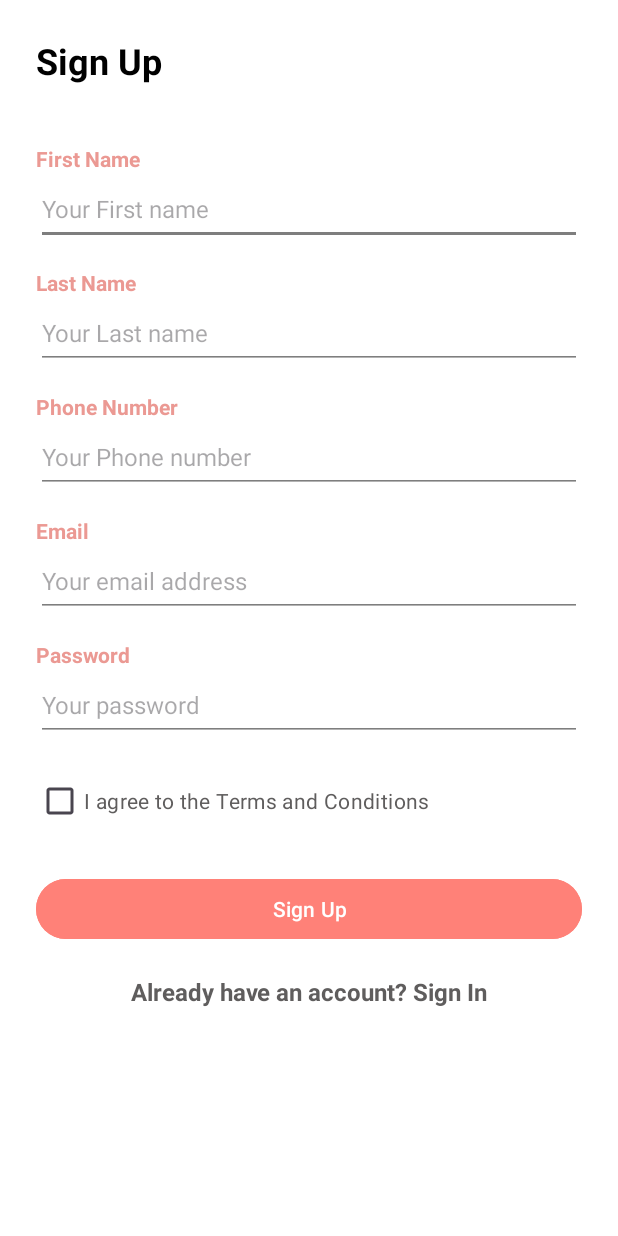
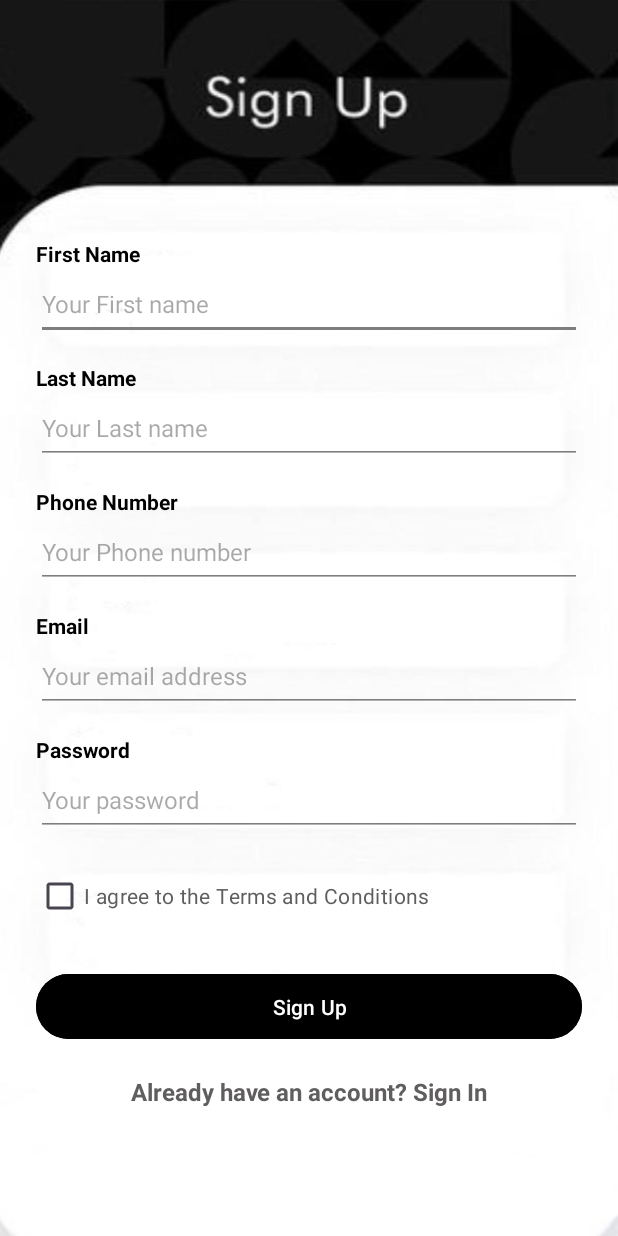
Before and after one commit to hadarlevy/schedule_App, an Android app: the screen it shows after launch (Registration), after a tap on "Sign Up", on a phone screen of 412 x 824 dp. Run offline under Robolectric (Android 15) with nearby library versions, the phone set to English and light mode, and no system bars; our stand-ins replace Firebase (no records; nobody signed in at launch, a user with empty details on screens opened directly); 2 other taps on this screen came first.

Commit message:
pagesDesign

```diff
--- a/app/src/main/res/layout/activity_registration.xml
+++ b/app/src/main/res/layout/activity_registration.xml
@@ -3,7 +3,7 @@
     xmlns:tools="http://schemas.android.com/tools"
     android:layout_width="match_parent"
     android:layout_height="match_parent"
-    android:background="@color/white">
+    android:background="@drawable/registration">
 
     <LinearLayout
         android:layout_width="match_parent"
@@ -12,24 +12,14 @@
         android:padding="24dp"
         tools:context=".Registration">
 
-        <!-- Title -->
-        <TextView
-            android:text="@string/sign_up"
-            android:textSize="24sp"
-            android:textStyle="bold"
-            android:textColor="@color/black"
-            android:layout_marginBottom="24dp"
-            android:layout_width="wrap_content"
-            android:layout_height="wrap_content" />
-
         <!-- Name TextInput -->
         <TextView
             android:text="@string/first_name"
-            android:textColor="@color/textColorPrimary"
+            android:textColor="@color/black"
             android:textStyle="bold"
             android:layout_width="wrap_content"
             android:layout_height="wrap_content"
-            android:layout_marginTop="15dp" />
+            android:layout_marginTop="135dp" />
 
         <com.google.android.material.textfield.TextInputEditText
             android:id="@+id/name"
@@ -38,13 +28,13 @@
             android:backgroundTint="@color/light_gray"
             android:hint="@string/name_content_description"
             android:minHeight="48dp"
-            android:textColor="@color/textColorPrimary"
+            android:textColor="@color/black"
             android:textSize="16sp"/>
 
         <!-- Last Name TextInput -->
         <TextView
             android:text="@string/last_name"
-            android:textColor="@color/textColorPrimary"
+            android:textColor="@color/black"
             android:textStyle="bold"
             android:layout_width="wrap_content"
             android:layout_height="wrap_content"
@@ -57,13 +47,13 @@
             android:backgroundTint="@color/light_gray"
             android:hint="@string/lastname_content_description"
             android:minHeight="48dp"
-            android:textColor="@color/textColorPrimary"
+            android:textColor="@color/black"
             android:textSize="16sp" />
 
         <!-- Phone TextInput -->
         <TextView
             android:text="@string/phone"
-            android:textColor="@color/textColorPrimary"
+            android:textColor="@color/black"
             android:textStyle="bold"
             android:layout_width="wrap_content"
             android:layout_height="wrap_content"
@@ -76,13 +66,13 @@
             android:backgroundTint="@color/light_gray"
             android:hint="@string/phone_content_description"
             android:minHeight="48dp"
-            android:textColor="@color/textColorPrimary"
+            android:textColor="@color/black"
             android:textSize="16sp"/>
 
         <!-- Email TextInput -->
         <TextView
             android:text="@string/email"
-            android:textColor="@color/textColorPrimary"
+            android:textColor="@color/black"
             android:textStyle="bold"
             android:layout_width="wrap_content"
             android:layout_height="wrap_content"
@@ -95,14 +85,14 @@
             android:backgroundTint="@color/light_gray"
             android:hint="@string/email_content_description"
             android:minHeight="48dp"
-            android:textColor="@color/textColorPrimary"
+            android:textColor="@color/black"
             android:textSize="16sp"
             />
 
         <!-- Password TextInput -->
         <TextView
             android:text="@string/password"
-            android:textColor="@color/textColorPrimary"
+            android:textColor="@color/black"
             android:textStyle="bold"
             android:layout_width="wrap_content"
             android:layout_height="wrap_content"
@@ -116,7 +106,7 @@
             android:inputType="textPassword"
             android:hint="@string/password_content_description"
             android:minHeight="48dp"
-            android:textColor="@color/textColorPrimary"
+            android:textColor="@color/black"
             android:textSize="16sp"
             />
 
@@ -136,9 +126,10 @@
             android:layout_width="match_parent"
             android:layout_height="wrap_content"
             android:text="@string/sign_up"
-            android:backgroundTint="@color/red3"
+            android:backgroundTint="@color/black"
             android:textColor="@color/white"
             android:layout_marginTop="24dp"
+            android:padding="12dp"
             android:contentDescription="@string/register_button_content_description" />
 
         <!-- Progress Bar -->
--- a/app/src/main/res/values/colors.xml
+++ b/app/src/main/res/values/colors.xml
@@ -7,9 +7,6 @@
     <color name="backgroundColor">#A38D8B</color>
     <color name="textColorPrimary">#EB9993</color>
     <color name="textColorSecondary">#5F5D5D</color>
-    <color name="rednew">#CA483F</color>
-    <color name="red2">#CC5B54</color>
-    <color name="redhadar">#BE6862</color>
-    <color name="red3">#FF8178</color>
+    <color name="red3">#FF6B61</color>
     <color name="light_gray">#7E7E7E</color>
 </resources>
```
Also changed, not shown: app/src/main/res/layout/activity_login.xml (+26 -26 lines), app/src/main/res/drawable/login.jpeg (added), app/src/main/res/drawable/logo.jpg, app/src/main/res/drawable/registration.jpeg (added).
